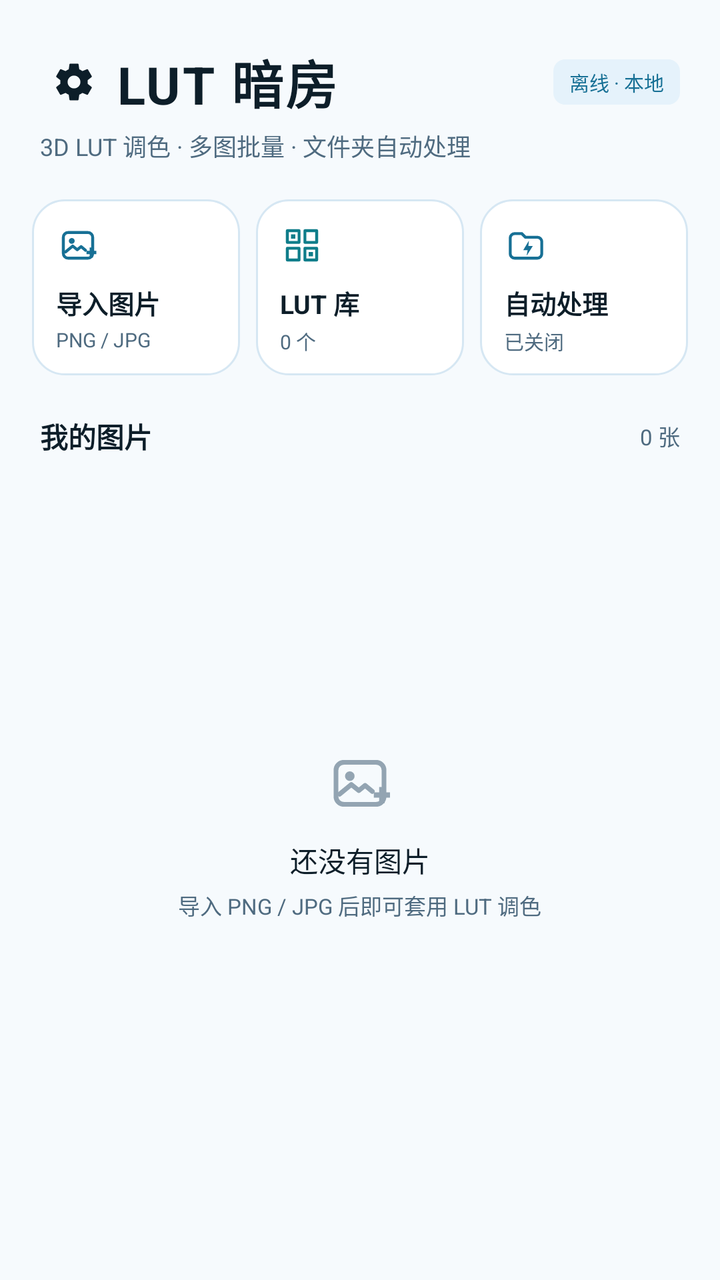
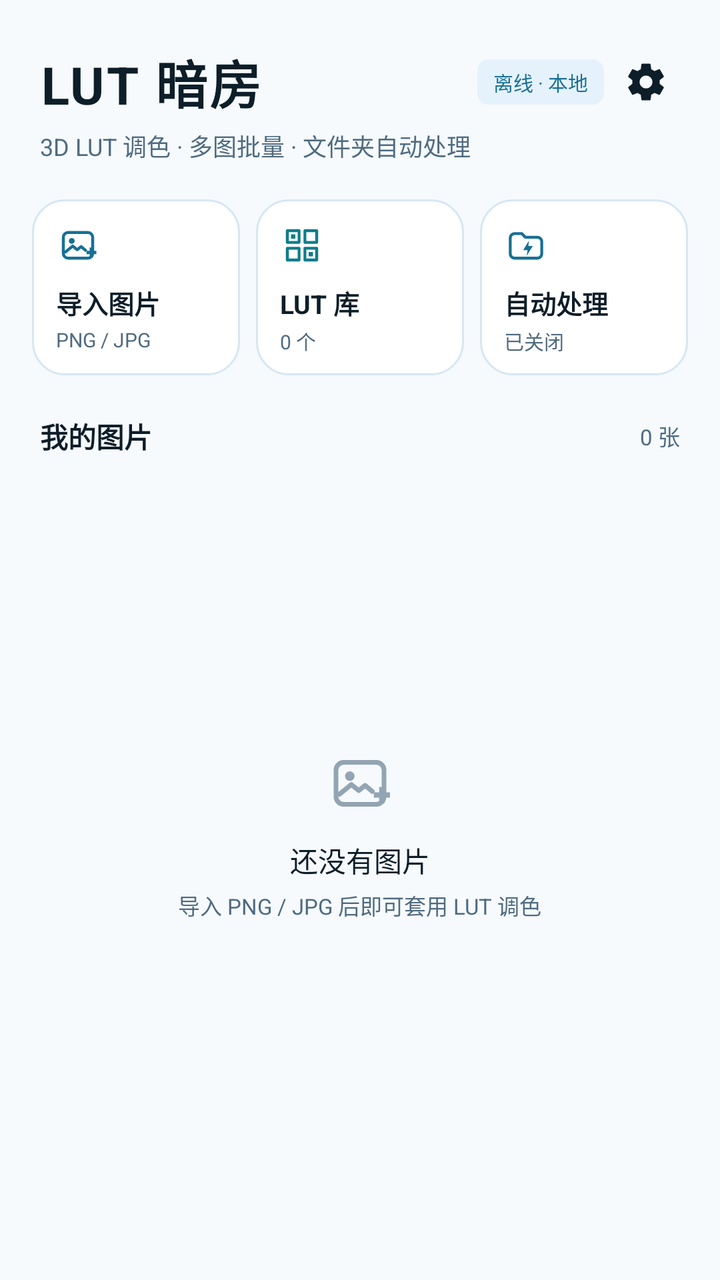

Two renders of the same Android screen: before a commit and after it. Below are the layout's source before the change and the commit's diff.
<!-- AndroidManifest.xml: application theme AppTheme_Dark -->
<!-- res/layout/activity_main.xml -->
<?xml version="1.0" encoding="utf-8"?>
<LinearLayout xmlns:android="http://schemas.android.com/apk/res/android"
    android:layout_width="match_parent"
    android:layout_height="match_parent"
    android:orientation="vertical"
    android:background="@color/bg">

    <LinearLayout
        android:layout_width="match_parent"
        android:layout_height="wrap_content"
        android:orientation="vertical"
        android:paddingLeft="20dp"
        android:paddingRight="20dp"
        android:paddingTop="22dp"
        android:paddingBottom="4dp">

        <LinearLayout
            android:layout_width="match_parent"
            android:layout_height="wrap_content"
            android:orientation="horizontal"
            android:gravity="center_vertical">

            <ImageView
                android:id="@+id/btnPrefs"
                android:layout_width="34dp"
                android:layout_height="34dp"
                android:layout_marginRight="4dp"
                android:padding="6dp"
                android:src="@drawable/ic_settings"
                android:tint="@color/text"
                android:clickable="true"
                android:focusable="true"
                android:contentDescription="首选项" />

            <TextView
                android:layout_width="0dp"
                android:layout_height="wrap_content"
                android:layout_weight="1"
                android:text="LUT 暗房"
                android:textColor="@color/text"
                android:textSize="26sp"
                android:textStyle="bold"
                android:letterSpacing="0.04" />

            <TextView
                android:layout_width="wrap_content"
                android:layout_height="wrap_content"
                android:layout_marginLeft="8dp"
                android:text="离线 · 本地"
                android:textColor="@color/accent"
                android:textSize="10sp"
                android:background="@drawable/bg_badge"
                android:paddingLeft="8dp"
                android:paddingRight="8dp"
                android:paddingTop="4dp"
                android:paddingBottom="4dp" />
        </LinearLayout>

        <TextView
            android:layout_width="wrap_content"
            android:layout_height="wrap_content"
            android:layout_marginTop="4dp"
            android:text="3D LUT 调色 · 多图批量 · 文件夹自动处理"
            android:textColor="@color/muted"
            android:textSize="12sp" />
    </LinearLayout>

    <LinearLayout
        android:layout_width="match_parent"
        android:layout_height="wrap_content"
        android:orientation="horizontal"
        android:paddingLeft="12dp"
        android:paddingRight="12dp"
        android:paddingTop="10dp"
        android:paddingBottom="4dp">

        <LinearLayout
            android:id="@+id/cardImport"
            android:layout_width="0dp"
            android:layout_height="88dp"
            android:layout_weight="1"
            android:layout_margin="4dp"
            android:orientation="vertical"
            android:background="@drawable/bg_card"
            android:padding="12dp"
            android:clickable="true"
            android:focusable="true">

            <ImageView
                android:layout_width="22dp"
                android:layout_height="22dp"
                android:src="@drawable/ic_import"
                android:tint="@color/accent" />

            <TextView
                android:layout_width="wrap_content"
                android:layout_height="wrap_content"
                android:layout_marginTop="8dp"
                android:text="导入图片"
                android:textColor="@color/text"
                android:textSize="13sp"
                android:textStyle="bold" />

            <TextView
                android:layout_width="wrap_content"
                android:layout_height="wrap_content"
                android:layout_marginTop="2dp"
                android:text="PNG / JPG"
                android:textColor="@color/muted"
                android:textSize="10sp" />
        </LinearLayout>

        <LinearLayout
            android:id="@+id/cardLut"
            android:layout_width="0dp"
            android:layout_height="88dp"
            android:layout_weight="1"
            android:layout_margin="4dp"
            android:orientation="vertical"
            android:background="@drawable/bg_card"
            android:padding="12dp"
            android:clickable="true"
            android:focusable="true">

            <ImageView
                android:layout_width="22dp"
                android:layout_height="22dp"
                android:src="@drawable/ic_lut"
                android:tint="@color/teal" />

            <TextView
                android:layout_width="wrap_content"
                android:layout_height="wrap_content"
                android:layout_marginTop="8dp"
                android:text="LUT 库"
                android:textColor="@color/text"
                android:textSize="13sp"
                android:textStyle="bold" />

            <TextView
                android:id="@+id/lutCount"
                android:layout_width="wrap_content"
                android:layout_height="wrap_content"
                android:layout_marginTop="2dp"
                android:text="0 个"
                android:textColor="@color/muted"
                android:textSize="10sp" />
        </LinearLayout>

        <LinearLayout
            android:id="@+id/cardAuto"
            android:layout_width="0dp"
            android:layout_height="88dp"
            android:layout_weight="1"
            android:layout_margin="4dp"
            android:orientation="vertical"
            android:background="@drawable/bg_card"
            android:padding="12dp"
            android:clickable="true"
            android:focusable="true">

            <ImageView
                android:layout_width="22dp"
                android:layout_height="22dp"
                android:src="@drawable/ic_auto"
                android:tint="@color/accent" />

            <TextView
                android:layout_width="wrap_content"
                android:layout_height="wrap_content"
                android:layout_marginTop="8dp"
                android:text="自动处理"
                android:textColor="@color/text"
                android:textSize="13sp"
                android:textStyle="bold" />

            <TextView
                android:id="@+id/autoState"
                android:layout_width="wrap_content"
                android:layout_height="wrap_content"
                android:layout_marginTop="2dp"
                android:text="已关闭"
                android:textColor="@color/muted"
                android:textSize="10sp" />
        </LinearLayout>
    </LinearLayout>

    <LinearLayout
        android:layout_width="match_parent"
        android:layout_height="wrap_content"
        android:orientation="horizontal"
        android:paddingLeft="20dp"
        android:paddingRight="20dp"
        android:paddingTop="12dp"
        android:paddingBottom="6dp"
        android:gravity="center_vertical">

        <TextView
            android:layout_width="0dp"
            android:layout_height="wrap_content"
            android:layout_weight="1"
            android:text="我的图片"
            android:textColor="@color/text"
            android:textSize="14sp"
            android:textStyle="bold" />

        <TextView
            android:id="@+id/imgCount"
            android:layout_width="wrap_content"
            android:layout_height="wrap_content"
            android:text="0 张"
            android:textColor="@color/muted"
            android:textSize="11sp" />
    </LinearLayout>

    <FrameLayout
        android:layout_width="match_parent"
        android:layout_height="0dp"
        android:layout_weight="1">

        <GridView
            android:id="@+id/imageGrid"
            android:layout_width="match_parent"
            android:layout_height="match_parent"
            android:numColumns="3"
            android:horizontalSpacing="6dp"
            android:verticalSpacing="6dp"
            android:paddingLeft="12dp"
            android:paddingRight="12dp"
            android:paddingTop="2dp"
            android:paddingBottom="14dp"
            android:clipToPadding="false"
            android:scrollbars="none" />

        <LinearLayout
            android:id="@+id/emptyState"
            android:layout_width="match_parent"
            android:layout_height="match_parent"
            android:orientation="vertical"
            android:gravity="center"
            android:paddingBottom="40dp">

            <ImageView
                android:layout_width="36dp"
                android:layout_height="36dp"
                android:src="@drawable/ic_import"
                android:tint="@color/muted"
                android:alpha="0.6" />

            <TextView
                android:layout_width="wrap_content"
                android:layout_height="wrap_content"
                android:layout_marginTop="10dp"
                android:text="还没有图片"
                android:textColor="@color/text"
                android:textSize="14sp" />

            <TextView
                android:layout_width="wrap_content"
                android:layout_height="wrap_content"
                android:layout_marginTop="4dp"
                android:text="导入 PNG / JPG 后即可套用 LUT 调色"
                android:textColor="@color/muted"
                android:textSize="11sp" />
        </LinearLayout>
    </FrameLayout>
</LinearLayout>
<!-- resources referenced by this layout -->
<resources>
  <color name="accent">#177095</color>
  <color name="bg">#F6FAFD</color>
  <color name="muted">#4F6B80</color>
  <color name="teal">#0F7D8A</color>
  <color name="text">#0D1E29</color>
  <!-- drawable bg_badge (drawable) -->
  <?xml version="1.0" encoding="utf-8"?>
  <shape xmlns:android="http://schemas.android.com/apk/res/android" android:shape="rectangle">
      <solid android:color="@color/badge_bg" />
      <corners android:radius="6dp" />
  </shape>
  <!-- drawable bg_card (drawable) -->
  <?xml version="1.0" encoding="utf-8"?>
  <shape xmlns:android="http://schemas.android.com/apk/res/android" android:shape="rectangle">
      <solid android:color="@color/surface" />
      <corners android:radius="16dp" />
      <stroke android:width="1dp" android:color="@color/stroke" />
  </shape>
  <!-- drawable ic_auto (drawable) -->
  <?xml version="1.0" encoding="utf-8"?>
  <vector xmlns:android="http://schemas.android.com/apk/res/android"
      android:width="24dp" android:height="24dp"
      android:viewportWidth="24" android:viewportHeight="24">
      <path
          android:pathData="M3.4 8A2.4 2.4 0 0 1 5.8 5.6h3.9l2 2h6.5A2.4 2.4 0 0 1 20.6 10v6.6a2.4 2.4 0 0 1 -2.4 2.4H5.8a2.4 2.4 0 0 1 -2.4 -2.4z"
          android:fillColor="#00000000"
          android:strokeColor="#FFFFFFFF"
          android:strokeWidth="1.6"
          android:strokeLineJoin="round" />
      <path
          android:pathData="M13.6 9.4l-3.1 5.2h2.4l-0.6 3.2 3.4-5.4h-2.4z"
          android:fillColor="#FFFFFFFF" />
  </vector>
  <!-- drawable ic_import (drawable) -->
  <?xml version="1.0" encoding="utf-8"?>
  <vector xmlns:android="http://schemas.android.com/apk/res/android"
      android:width="24dp" android:height="24dp"
      android:viewportWidth="24" android:viewportHeight="24">
      <path
          android:pathData="M4 7.6A2.6 2.6 0 0 1 6.6 5h10.8A2.6 2.6 0 0 1 20 7.6v8.8A2.6 2.6 0 0 1 17.4 19H6.6A2.6 2.6 0 0 1 4 16.4z"
          android:fillColor="#00000000"
          android:strokeColor="#FFFFFFFF"
          android:strokeWidth="1.6"
          android:strokeLineJoin="round" />
      <path
          android:pathData="M8.6 9.6m-1.6 0a1.6 1.6 0 1 0 3.2 0a1.6 1.6 0 1 0 -3.2 0"
          android:fillColor="#FFFFFFFF" />
      <path
          android:pathData="M5.2 15.6l3.9-3.2 2.5 2 2.1-1.7 2.4 2"
          android:fillColor="#00000000"
          android:strokeColor="#FFFFFFFF"
          android:strokeWidth="1.6"
          android:strokeLineCap="round"
          android:strokeLineJoin="round" />
      <path
          android:pathData="M18.4 13.2h1.8v1.8h1.8v1.8h-1.8v1.8h-1.8v-1.8h-1.8v-1.8h1.8z"
          android:fillColor="#FFFFFFFF" />
  </vector>
  <!-- drawable ic_lut (drawable) -->
  <?xml version="1.0" encoding="utf-8"?>
  <vector xmlns:android="http://schemas.android.com/apk/res/android"
      android:width="24dp" android:height="24dp"
      android:viewportWidth="24" android:viewportHeight="24">
      <path
          android:pathData="M4 4h6.4v6.4H4zM13.6 4H20v6.4h-6.4zM4 13.6h6.4V20H4zM13.6 13.6H20V20h-6.4z"
          android:fillColor="#00000000"
          android:strokeColor="#FFFFFFFF"
          android:strokeWidth="1.6"
          android:strokeLineJoin="round" />
      <path
          android:pathData="M6 6h2.4v2.4H6zM15.6 15.6h2.4v2.4h-2.4z"
          android:fillColor="#FFFFFFFF" />
  </vector>
  <style name="AppTheme_Dark" parent="@android:style/Theme.Material.NoActionBar">
          <item name="android:windowBackground">@color/bg</item>
          <item name="android:colorAccent">@color/accent</item>
          <item name="android:statusBarColor">@color/bg</item>
          <item name="android:navigationBarColor">@color/bg</item>
          <item name="android:windowLightStatusBar">false</item>
          <item name="android:windowLightNavigationBar">false</item>
          <item name="android:textColorPrimary">@color/text</item>
          <item name="android:textColorSecondary">@color/muted</item>
      </style>
  <color name="badge_bg">#E5F2FB</color>
  <color name="surface">#FFFFFF</color>
  <color name="stroke">#D6E7F3</color>
  <!-- unchanged entries left out for length: 1 -->
</resources>

<!-- the commit's change to res/layout/activity_main.xml (unified diff, before → after) -->
@@ -19,18 +19,6 @@
             android:layout_height="wrap_content"
             android:orientation="horizontal"
             android:gravity="center_vertical">
-
-            <ImageView
-                android:id="@+id/btnPrefs"
-                android:layout_width="34dp"
-                android:layout_height="34dp"
-                android:layout_marginRight="4dp"
-                android:padding="6dp"
-                android:src="@drawable/ic_settings"
-                android:tint="@color/text"
-                android:clickable="true"
-                android:focusable="true"
-                android:contentDescription="首选项" />
 
             <TextView
                 android:layout_width="0dp"
@@ -54,6 +42,18 @@
                 android:paddingRight="8dp"
                 android:paddingTop="4dp"
                 android:paddingBottom="4dp" />
+
+            <ImageView
+                android:id="@+id/btnPrefs"
+                android:layout_width="34dp"
+                android:layout_height="34dp"
+                android:layout_marginLeft="4dp"
+                android:padding="6dp"
+                android:src="@drawable/ic_settings"
+                android:tint="@color/text"
+                android:clickable="true"
+                android:focusable="true"
+                android:contentDescription="首选项" />
         </LinearLayout>
 
         <TextView
